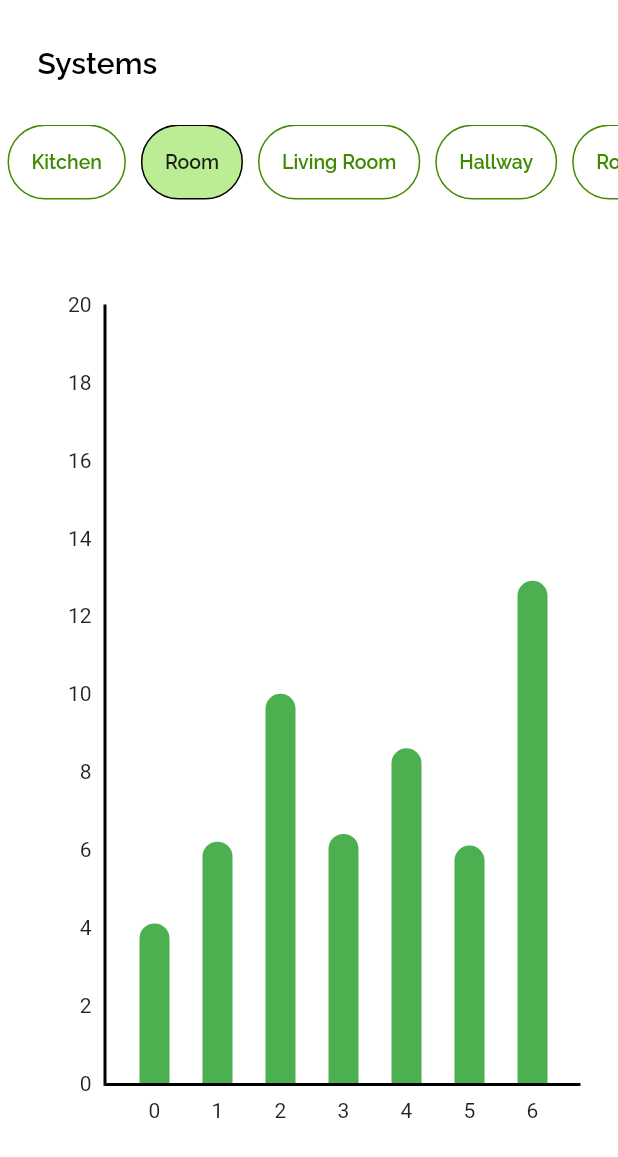
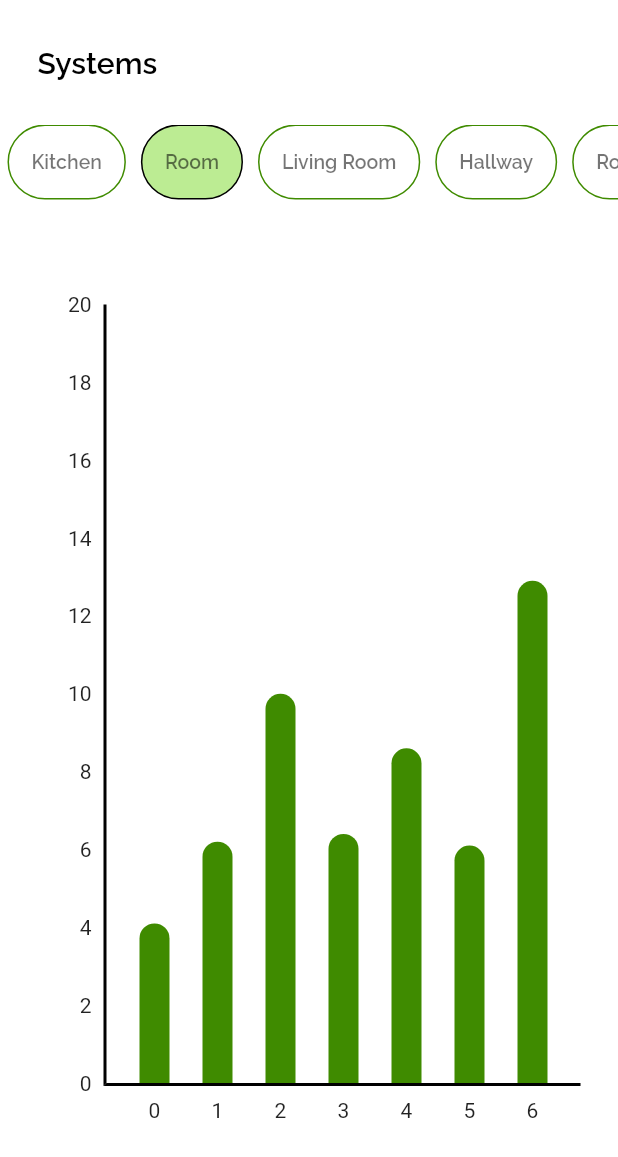
Before and after one commit to MohammadAlAgha/luminexa, a Flutter app: the screen it shows after launch, on a phone screen of 412 x 824 dp. Shown: the top 1157 px of the screen. Run offline on Flutter 3.47's test engine with Material 2 defaults, Android fonts, the phone set to English and light mode, and no system bars; drawn by our look-alikes of fl_chart; our stand-ins replace flutter_svg, google_nav_bar.

Commit message:
Frontend: Edited the styling of the consumption page

```diff
--- a/luminexa_mobile/lib/widgets/barChart/consumptionGraph.dart
+++ b/luminexa_mobile/lib/widgets/barChart/consumptionGraph.dart
@@ -66,7 +66,7 @@ class consumptionGraph extends StatelessWidget {
                   barRods: [
                     BarChartRodData(
                       toY: data.y,
-                      color: Colors.green,
+                      color: Theme.of(context).primaryColor,
                       width: 20,
                       borderRadius: BorderRadius.only(
                           topLeft: Radius.circular(10),
--- a/luminexa_mobile/lib/widgets/buttonWidget/systemButton.dart
+++ b/luminexa_mobile/lib/widgets/buttonWidget/systemButton.dart
@@ -26,15 +26,12 @@ class _systemButtonState extends State<systemButton> {
               padding: EdgeInsets.all(15),
               decoration: BoxDecoration(
                   border: Border.all(color: Colors.black),
-                  color: Color.fromARGB(255, 188, 236, 147),
+                  color: Theme.of(context).canvasColor,
                   borderRadius: BorderRadius.all(Radius.circular(25))),
               child: Center(
                   child: Text(
                 widget.innerText,
-                style: TextStyle(
-                    fontFamily: "Raleway",
-                    fontSize: 13,
-                    fontWeight: FontWeight.w600),
+                style: Theme.of(context).textTheme.displaySmall,
               )),
             ),
           )
@@ -44,19 +41,15 @@ class _systemButtonState extends State<systemButton> {
               margin: EdgeInsets.symmetric(horizontal: 5),
               padding: EdgeInsets.all(15),
               decoration: BoxDecoration(
-                  border: Border.all(
-                    color: Color.fromARGB(255, 63, 139, 0),
-                  ),
-                  borderRadius: BorderRadius.all(Radius.circular(25))),
+                border: Border.all(color: Theme.of(context).primaryColor),
+                borderRadius: BorderRadius.all(
+                  Radius.circular(25),
+                ),
+              ),
               child: Center(
                   child: Text(
                 widget.innerText,
-                style: TextStyle(
-                  fontFamily: "Raleway",
-                  fontSize: 13,
-                  fontWeight: FontWeight.w600,
-                  color: Color.fromARGB(255, 63, 139, 0),
-                ),
+                style: Theme.of(context).textTheme.displaySmall,
               )),
             ),
           );
```
